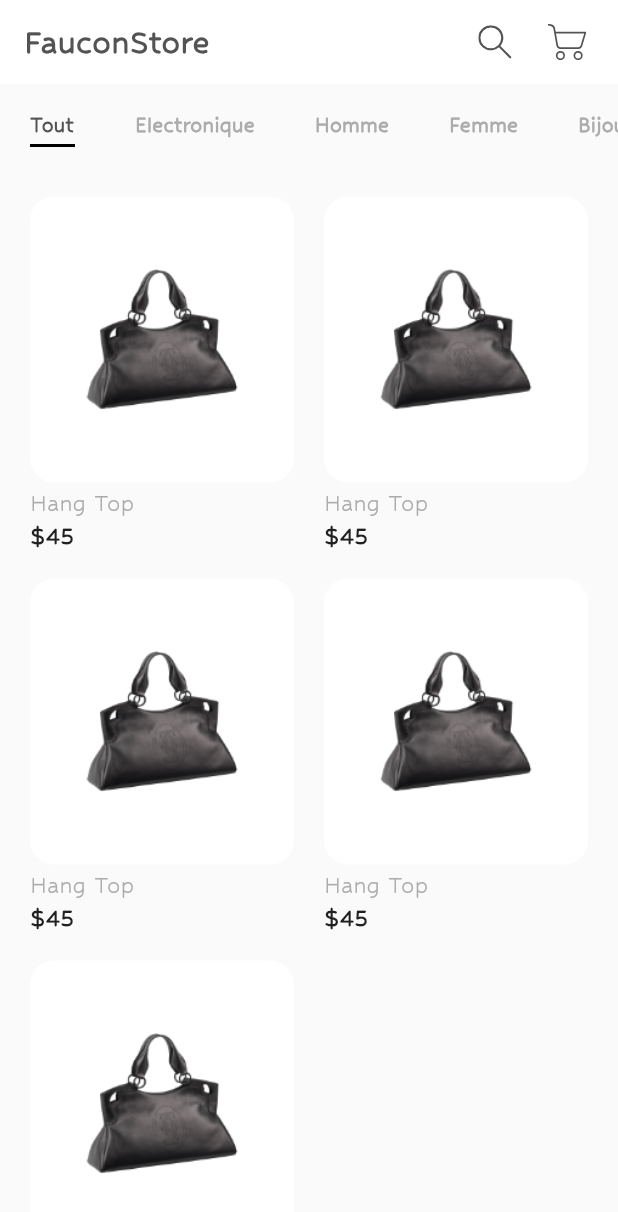
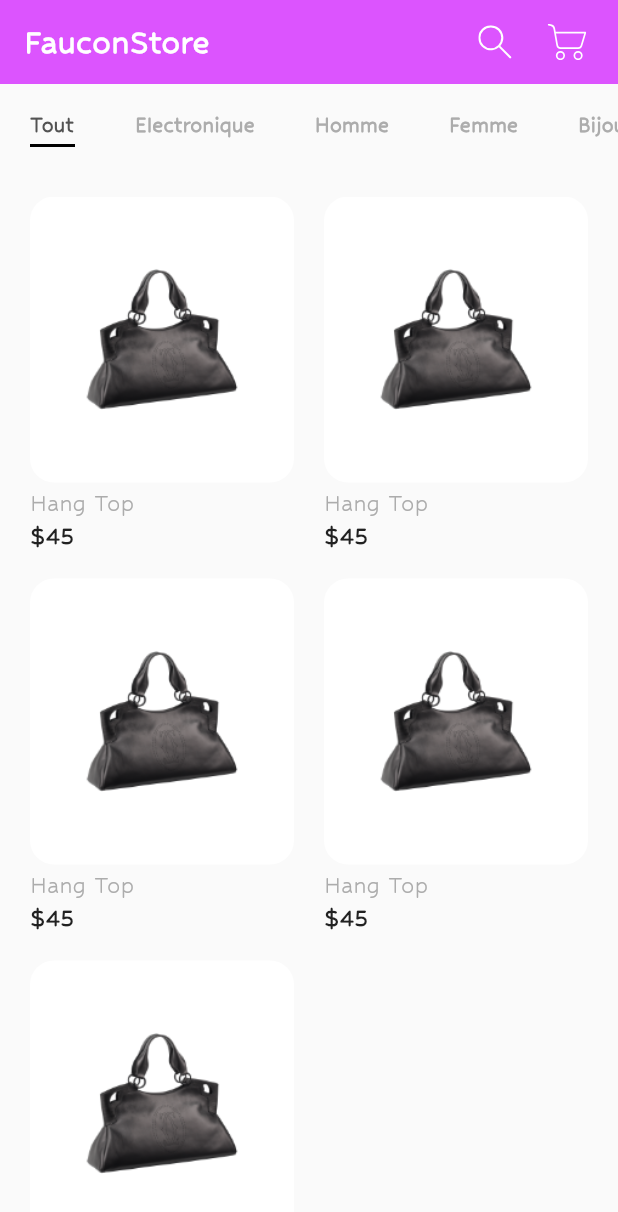
Before and after one commit to AurelAgbodoyetin/faucon_store, a Flutter app: the screen it shows after launch, on a phone screen of 412 x 824 dp. Shown: the top 1212 px of the screen. Run offline on Flutter 3.47's test engine with Material 2 defaults, Android fonts, the phone set to English and light mode, and no system bars; our stand-ins replace flutter_svg.

Commit message:
Start project code

```diff
--- a/lib/screens/home/home_screen.dart
+++ b/lib/screens/home/home_screen.dart
@@ -16,13 +16,13 @@ class HomeScreen extends StatelessWidget {
 
   AppBar buildAppBar() {
     return AppBar(
-      backgroundColor: Colors.white,
+      backgroundColor: kPrimaryColor,
       elevation: 0,
       title: const Text(
         "FauconStore",
         style: TextStyle(
           fontFamily: "Hubballi",
-          color: kTextColor,
+          color: Colors.white,
           fontSize: 25.0,
           fontWeight: FontWeight.bold,
         ),
@@ -32,7 +32,7 @@ class HomeScreen extends StatelessWidget {
           icon: SvgPicture.asset(
             "assets/icons/search.svg",
             // By default our  icon color is white
-            color: kTextColor,
+            color: Colors.white,
           ),
           onPressed: () {},
         ),
@@ -40,7 +40,7 @@ class HomeScreen extends StatelessWidget {
           icon: SvgPicture.asset(
             "assets/icons/cart.svg",
             // By default our  icon color is white
-            color: kTextColor,
+            color: Colors.white,
           ),
           onPressed: () {},
         ),
```
